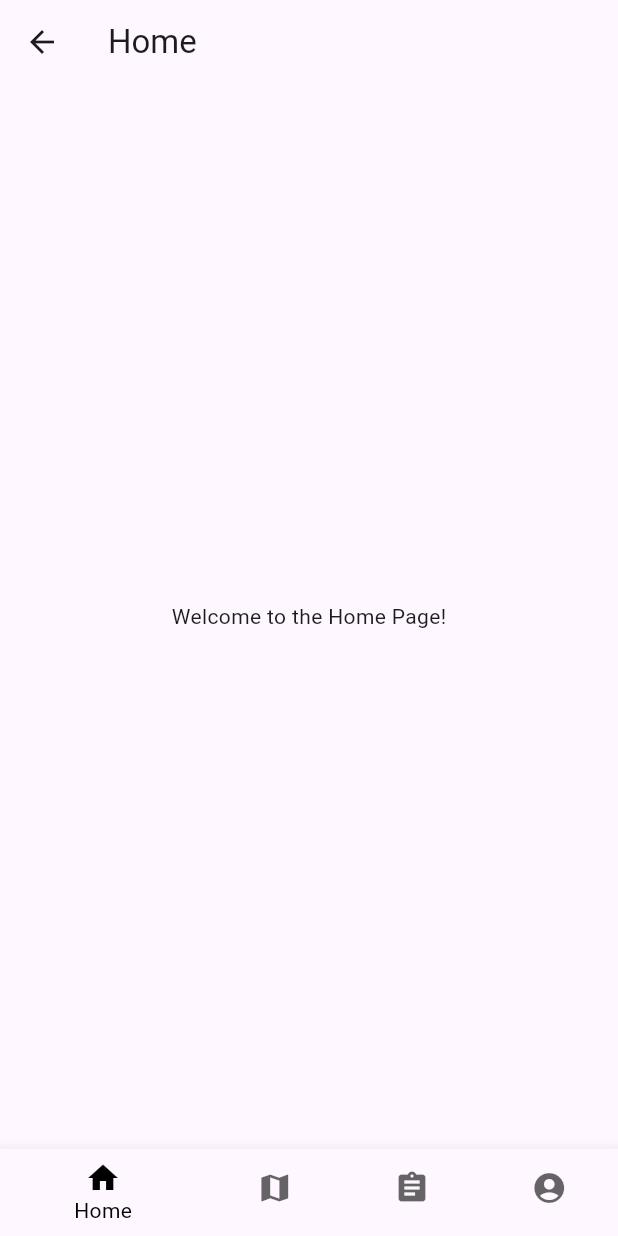
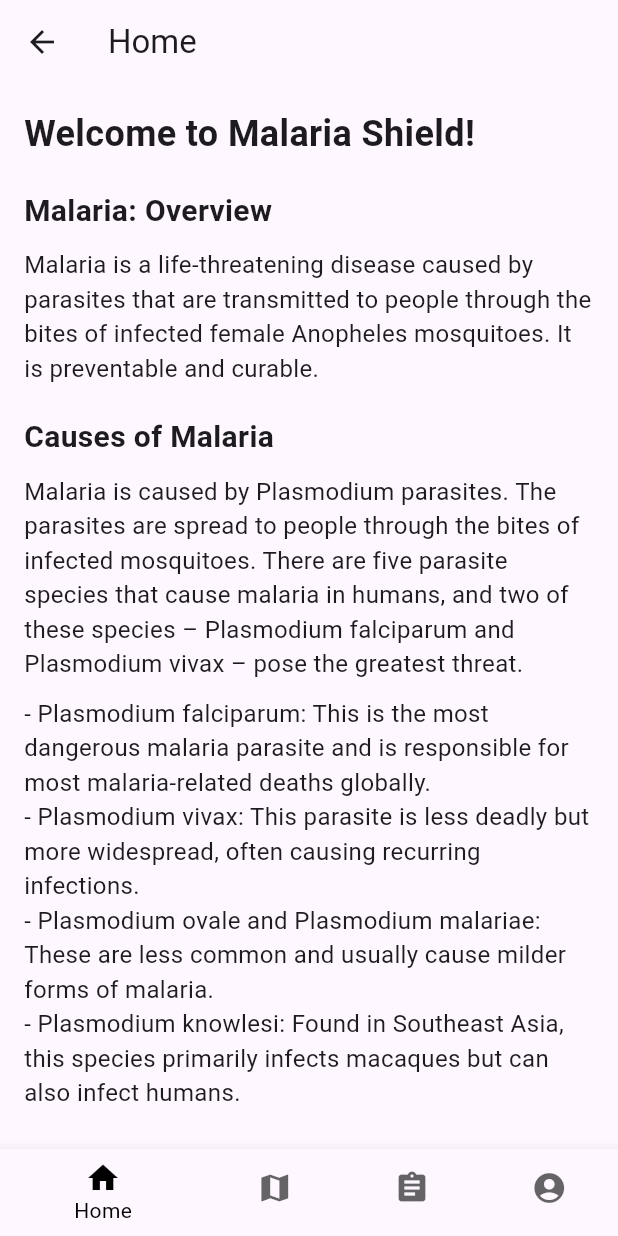
Before and after one commit to aravind-sagar/malaria-shield, a Flutter app: the HomePage screen opened directly, on a phone screen of 412 x 824 dp. Run offline on Flutter 3.47's test engine with Material 3 defaults, Android fonts, the light colour scheme and no system bars; our stand-ins replace firebase_auth, firebase_core, firebase_database, google_maps_flutter, image_picker, permission_handler; accounts and stored records are empty.

Commit message:
update-working

```diff
--- a/lib/authentication.dart
+++ b/lib/authentication.dart
@@ -41,6 +41,7 @@
     'gender': userData.gender,
     'dob': userData.dob.millisecondsSinceEpoch,
   });
+  print('User data saved: $userData');
 }
 
 Future<void> sendOTP(String phoneNumber) async {
@@ -80,10 +81,15 @@
   DateTime dob; // Added Date of Birth field
 
   UserData({
-    required this.name,
-    required this.location,
-    required this.bloodGroup,
-    required this.gender,
+    this.name = '',
+    this.location = '',
+    this.bloodGroup = '',
+    this.gender = '',
     required this.dob,
   });
+
+  @override
+  String toString() {
+    return 'UserData{name: $name, location: $location, bloodGroup: $bloodGroup, gender: $gender, dob: $dob}';
+  }
 }
--- a/lib/home_page.dart
+++ b/lib/home_page.dart
@@ -1,7 +1,8 @@
-// home_page.dart
 import 'package:flutter/material.dart';
+import 'package:malaria_shield/recoerds.dart';
 import 'account_page.dart';
 import 'authentication.dart';
+import "package:malaria_shield/map_Page.dart";
 
 class HomePage extends StatefulWidget {
   @override
@@ -13,8 +14,8 @@
 
   static List<Widget> _widgetOptions = <Widget>[
     HomePageContent(),
-    MapPage(),
-    ReportsPage(),
+    mapPage(),
+    records(),
     AccountPage(
         userData: UserData(
       name: "Your Name",
@@ -69,30 +70,103 @@
 class HomePageContent extends StatelessWidget {
   @override
   Widget build(BuildContext context) {
-    return Center(
-      child: Text('Welcome to the Home Page!'),
-    );
-  }
-}
-
-class MapPage extends StatelessWidget {
-  @override
-  Widget build(BuildContext context) {
-    return Scaffold(
-      body: Center(
-        child: Text('Map Page Placeholder'),
+    return SingleChildScrollView(
+      padding: EdgeInsets.all(16.0),
+      child: Column(
+        crossAxisAlignment: CrossAxisAlignment.start,
+        children: [
+          Text(
+            'Welcome to Malaria Shield!',
+            style: TextStyle(fontSize: 24, fontWeight: FontWeight.bold),
+          ),
+          SizedBox(height: 20),
+          Text(
+            'Malaria: Overview',
+            style: TextStyle(fontSize: 20, fontWeight: FontWeight.bold),
+          ),
+          SizedBox(height: 10),
+          Text(
+            'Malaria is a life-threatening disease caused by parasites that are transmitted to people through the bites of infected female Anopheles mosquitoes. It is preventable and curable.',
+            style: TextStyle(fontSize: 16),
+          ),
+          SizedBox(height: 20),
+          Text(
+            'Causes of Malaria',
+            style: TextStyle(fontSize: 20, fontWeight: FontWeight.bold),
+          ),
+          SizedBox(height: 10),
+          Text(
+            'Malaria is caused by Plasmodium parasites. The parasites are spread to people through the bites of infected mosquitoes. There are five parasite species that cause malaria in humans, and two of these species – Plasmodium falciparum and Plasmodium vivax – pose the greatest threat.',
+            style: TextStyle(fontSize: 16),
+          ),
+          SizedBox(height: 10),
+          Text(
+            '- Plasmodium falciparum: This is the most dangerous malaria parasite and is responsible for most malaria-related deaths globally.',
+            style: TextStyle(fontSize: 16),
+          ),
+          Text(
+            '- Plasmodium vivax: This parasite is less deadly but more widespread, often causing recurring infections.',
+            style: TextStyle(fontSize: 16),
+          ),
+          Text(
+            '- Plasmodium ovale and Plasmodium malariae: These are less common and usually cause milder forms of malaria.',
+            style: TextStyle(fontSize: 16),
+          ),
+          Text(
+            '- Plasmodium knowlesi: Found in Southeast Asia, this species primarily infects macaques but can also infect humans.',
+            style: TextStyle(fontSize: 16),
+          ),
+          SizedBox(height: 20),
+          Text(
+            'Symptoms of Malaria',
+            style: TextStyle(fontSize: 20, fontWeight: FontWeight.bold),
+          ),
+          SizedBox(height: 10),
+          Text(
+            'The symptoms of malaria typically appear 10-15 days after the infective mosquito bite. Common symptoms include:',
+            style: TextStyle(fontSize: 16),
+          ),
+          Text(
+            '- Fever and chills\n- Headache\n- Nausea and vomiting\n- Muscle pain and fatigue\n- Sweating\n- Chest or abdominal pain\n- Cough',
+            style: TextStyle(fontSize: 16),
+          ),
+          SizedBox(height: 20),
+          Text(
+            'Precautions to Prevent Malaria',
+            style: TextStyle(fontSize: 20, fontWeight: FontWeight.bold),
+          ),
+          SizedBox(height: 10),
+          Text(
+            '1. Avoid Mosquito Bites:',
+            style: TextStyle(fontSize: 16, fontWeight: FontWeight.bold),
+          ),
+          Text(
+            '- Use Mosquito Nets: Sleep under insecticide-treated mosquito nets (ITNs) to reduce mosquito bites during the night.\n'
+            '- Apply Insect Repellent: Use insect repellents on exposed skin and clothing. Repellents containing DEET, picaridin, or IR3535 are effective.\n'
+            '- Wear Protective Clothing: Wear long-sleeved shirts and long pants, especially during dusk and dawn when mosquitoes are most active.\n'
+            '- Stay in Well-Screened Areas: Use air conditioning and screens on windows and doors to keep mosquitoes out.',
+            style: TextStyle(fontSize: 16),
+          ),
+          SizedBox(height: 10),
+          Text(
+            '2. Indoor Residual Spraying (IRS):',
+            style: TextStyle(fontSize: 16, fontWeight: FontWeight.bold),
+          ),
+          Text(
+            'Regularly spray the inside of your home with insecticides to kill mosquitoes and reduce the risk of transmission.',
+            style: TextStyle(fontSize: 16),
+          ),
+          SizedBox(height: 10),
+          Text(
+            '3. Preventive Medication:',
+            style: TextStyle(fontSize: 16, fontWeight: FontWeight.bold),
+          ),
+          Text(
+            'Take antimalarial medications as prescribed, especially when traveling to areas where malaria is common.',
+            style: TextStyle(fontSize: 16),
+          ),
+        ],
       ),
     );
   }
 }
-
-class ReportsPage extends StatelessWidget {
-  @override
-  Widget build(BuildContext context) {
-    return Scaffold(
-      body: Center(
-        child: Text('Reports Page Placeholder'),
-      ),
-    );
-  }
-}
--- a/pubspec.yaml
+++ b/pubspec.yaml
@@ -16,6 +16,11 @@
   firebase_auth: ^4.1.2
   cloud_firestore: ^4.0.0
   firebase_database: ^10.5.1
+  google_maps_flutter: ^2.6.1
+  permission_handler: ^11.3.1
+  image_picker: ^1.1.2
+  #  permission_handler: ^11.3.1
+  # image_picker: ^1.1.0
 
 dev_dependencies:
   flutter_test:
```
Also changed, not shown: lib/account_page.dart (+0 -7 lines), lib/map_Page.dart (added, +32 -0 lines), lib/recoerds.dart (added, +120 -0 lines), lib/signup_page.dart (+8 -1 lines), pubspec.lock, 7 other files.
